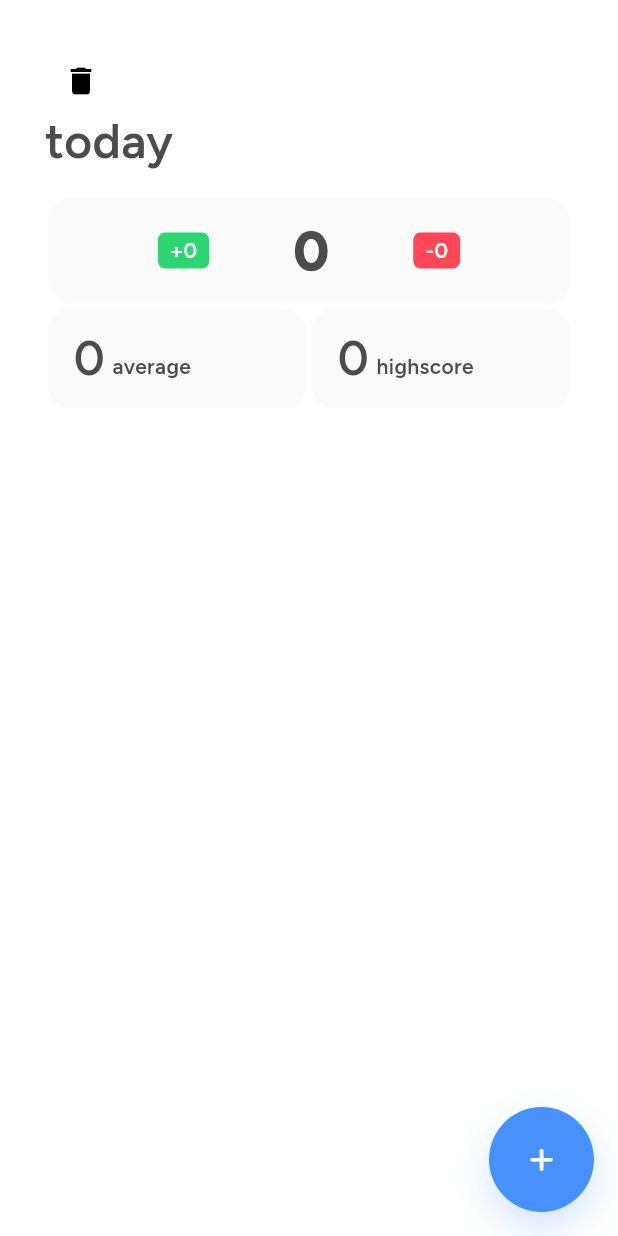
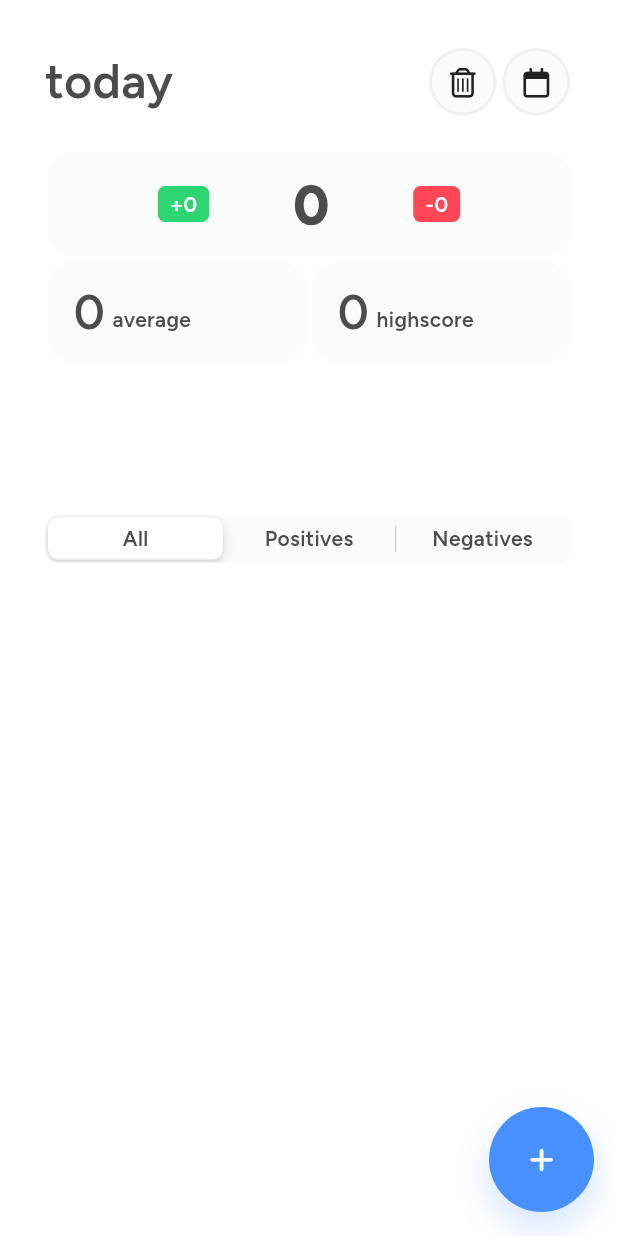
Before and after one commit to Studio-Grosser/gameify, a Flutter app: the screen it shows after launch, on a phone screen of 412 x 824 dp. Run offline on Flutter 3.47's test engine with Material 3 defaults, Android fonts, the phone set to English and light mode, and no system bars; our stand-ins replace font_awesome_flutter, sqflite; missing offline and left inert: date_picker_plus, fading_edge_scrollview; accounts and stored records are empty.

Commit message:
add task filters

```diff
--- a/lib/pages/main_page.dart
+++ b/lib/pages/main_page.dart
@@ -1,4 +1,6 @@
+import 'package:date_picker_plus/date_picker_plus.dart';
 import 'package:fading_edge_scrollview/fading_edge_scrollview.dart';
+import 'package:flutter/cupertino.dart';
 import 'package:flutter/material.dart';
 import 'package:flutter/services.dart';
 import 'package:font_awesome_flutter/font_awesome_flutter.dart';
@@ -9,9 +11,11 @@ import 'package:gameify/database/task_service.dart';
 import 'package:gameify/models/date.dart';
 import 'package:gameify/models/task.dart';
 import 'package:gameify/utils/font.dart';
+import 'package:gameify/utils/themes.dart';
 import 'package:gameify/widgets/metric_display.dart';
 import 'package:gameify/widgets/styled_container.dart';
 import 'package:gameify/widgets/styled_fab.dart';
+import 'package:gameify/widgets/styled_icon.dart';
 import 'package:gameify/widgets/task_display.dart';
 import 'package:gameify/utils/utils.dart';
 import 'package:gameify/widgets/value_display.dart';
@@ -34,6 +38,17 @@ class _MainPageState extends State<MainPage> {
           completedTasks.contains(task.id)) // Nur die erledigten Tasks filtern
       .fold(0, (sum, task) => sum + task.score);
 
+  List<Task> get filteredTasks {
+    switch (currentFilter) {
+      case Filter.positives:
+        return tasks.where((task) => task.score > 0).toList();
+      case Filter.negatives:
+        return tasks.where((task) => task.score < 0).toList();
+      default:
+        return tasks;
+    }
+  }
+
   List<Task> tasks = [];
   Set<String> completedTasks = {};
 
@@ -45,9 +60,9 @@ class _MainPageState extends State<MainPage> {
       .where((task) => completedTasks.contains(task.id) && task.score < 0)
       .fold(0, (sum, task) => sum + task.score);
 
-  void changeDay(int offset) {
+  void changeDate(DateTime date) {
     setState(() {
-      currentDate = currentDate.add(Duration(days: offset));
+      currentDate = date;
     });
     loadDate();
   }
@@ -59,6 +74,13 @@ class _MainPageState extends State<MainPage> {
       });
     });
   }
+
+  Filter currentFilter = Filter.all;
+  Map<Filter, String> filters = {
+    Filter.all: 'All',
+    Filter.positives: 'Positives',
+    Filter.negatives: 'Negatives',
+  };
 
   void onTaskChange(bool value, Task task) {
     setState(() {
@@ -108,6 +130,25 @@ class _MainPageState extends State<MainPage> {
     }));
   }
 
+  void showDatePicker() {
+    showModalBottomSheet(
+        context: context,
+        builder: (context) {
+          return Container(
+              height: 450,
+              padding: const EdgeInsets.all(10),
+              child: DatePicker(
+                  onDateSelected: (newDate) => changeDate(newDate),
+                  padding: const EdgeInsets.all(20),
+                  enabledCellsTextStyle: Font.b1,
+                  selectedCellTextStyle:
+                      Font.b1.copyWith(color: Themes.surface),
+                  currentDateTextStyle: Font.b1.copyWith(color: Themes.accent),
+                  maxDate: DateTime(2024, 12, 31),
+                  minDate: DateTime(2021, 1, 1)));
+        });
+  }
+
   @override
   Widget build(BuildContext context) {
     return Scaffold(
@@ -124,14 +165,20 @@ class _MainPageState extends State<MainPage> {
           child: Column(
             crossAxisAlignment: CrossAxisAlignment.start,
             children: [
-              IconButton(
-                  onPressed: () {
-                    DatabaseService.instance.delteDb();
-                  },
-                  icon: const Icon(Icons.delete)),
-              Text(
-                currentDate.format(),
-                style: Font.h2,
+              Row(
+                children: [
+                  Text(
+                    currentDate.format(),
+                    style: Font.h2,
+                  ),
+                  const Spacer(),
+                  StyledIcon(
+                    icon: FontAwesomeIcons.trashCan,
+                    onTap: () => DatabaseService.instance.delteDb(),
+                  ),
+                  StyledIcon(
+                      icon: FontAwesomeIcons.calendar, onTap: showDatePicker)
+                ],
               ),
               const SizedBox(height: 20),
               StyledContainer(
@@ -157,15 +204,30 @@ class _MainPageState extends State<MainPage> {
                 ],
               ),
               const SizedBox(height: 100),
+              SizedBox(
+                width: double.infinity,
+                child: CupertinoSlidingSegmentedControl<Filter>(
+                    backgroundColor: Themes.tertiary,
+                    thumbColor: Themes.surface,
+                    groupValue: currentFilter,
+                    children: filters.map((key, value) =>
+                        MapEntry(key, Text(value, style: Font.b1.copyWith()))),
+                    onValueChanged: (value) {
+                      setState(() {
+                        currentFilter = value ?? Filter.all;
+                      });
+                    }),
+              ),
+              SizedBox(height: 10),
               Expanded(
                 child: FadingEdgeScrollView.fromScrollView(
                   child: ListView.builder(
                       controller: ScrollController(),
                       padding: const EdgeInsets.only(bottom: 60),
                       shrinkWrap: true,
-                      itemCount: tasks.length,
+                      itemCount: filteredTasks.length,
                       itemBuilder: (context, index) {
-                        Task task = tasks[index];
+                        Task task = filteredTasks[index];
                         bool isCompleted = completedTasks.contains(task.id);
                         return TaskDisplay(
                             task: task,
--- a/lib/utils/utils.dart
+++ b/lib/utils/utils.dart
@@ -1,3 +1,5 @@
+enum Filter { all, positives, negatives }
+
 extension DateExtension on DateTime {
   String toId() => '$year-$month-$day';
   DateTime fromId(String id) => DateTime.parse(id);
--- a/lib/widgets/styled_icon.dart
+++ b/lib/widgets/styled_icon.dart
@@ -13,9 +13,9 @@ class StyledIcon extends StatelessWidget {
       onTap: onTap,
       child: StyledContainer(
         borderRadius: 25,
-        width: 50,
-        height: 50,
-        child: Center(child: FaIcon(icon)),
+        width: 45,
+        height: 45,
+        child: Center(child: FaIcon(icon, size: 20)),
       ),
     );
   }
--- a/pubspec.yaml
+++ b/pubspec.yaml
@@ -40,6 +40,7 @@ dependencies:
   font_awesome_flutter: ^10.7.0
   animated_list_plus: ^0.5.2
   fading_edge_scrollview: ^4.1.1
+  date_picker_plus: ^4.1.0
 
 dev_dependencies:
   flutter_test:
```
Also changed, not shown: pubspec.lock.
